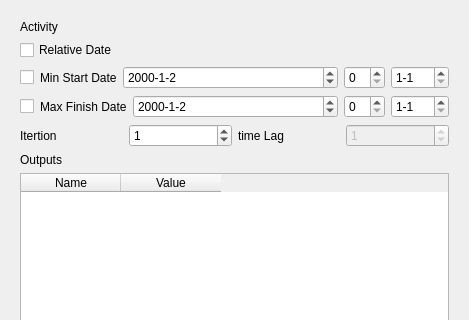
This is gvle.decision/src/rightWidget.ui in vle-forge/packages as Qt 5 draws it before an edit; both pictures show x 0 to 469 and y 0 to 320 of the 469 by 577 pixel window. The edited form follows.
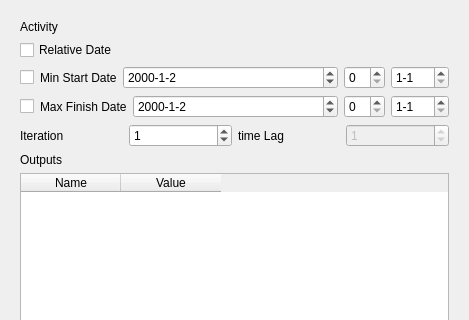
This is the edited form.

Commit message:
gvle.decision: update the observable ports managment
by the way a typo fix.

```diff
--- a/gvle.decision/src/rightWidget.ui
+++ b/gvle.decision/src/rightWidget.ui
@@ -185,7 +185,7 @@
          <item>
           <widget class="QLabel" name="IterationLabel">
            <property name="text">
-            <string>Itertion</string>
+            <string>Iteration</string>
            </property>
           </widget>
          </item>
```
The commit also changes 1 other file.
